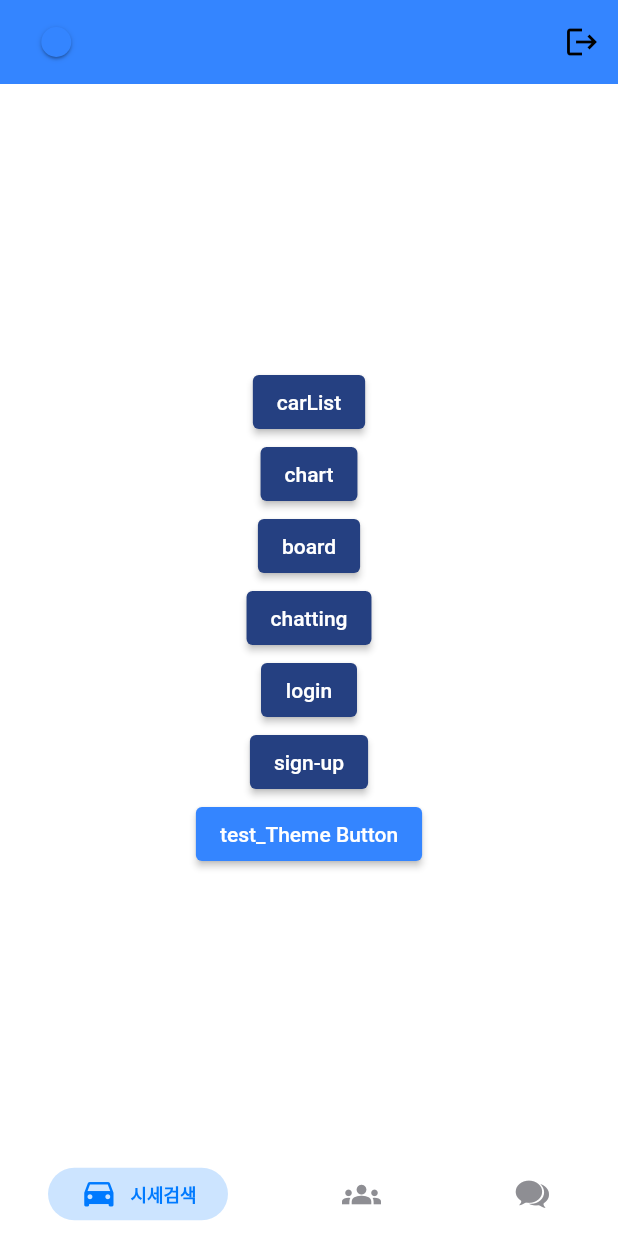
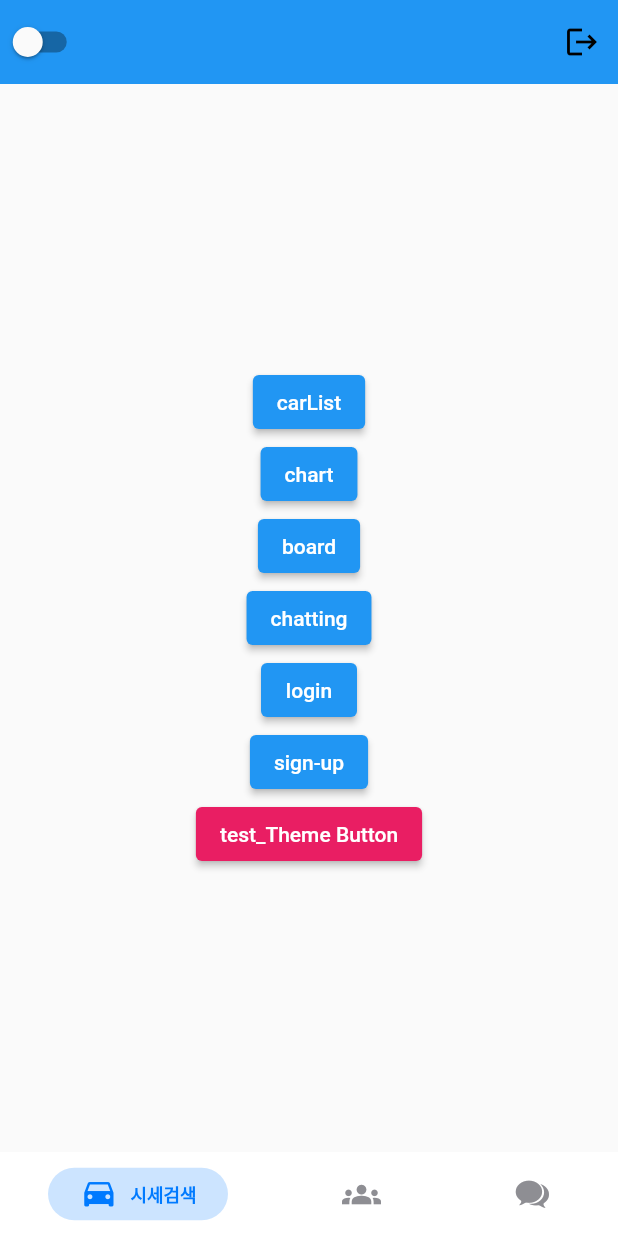
Before and after one commit to BhanKim/Flutter-R-Project, a Flutter app: the Home screen opened directly, on a phone screen of 412 x 824 dp. Run offline on Flutter 3.47's test engine with Material 2 defaults, Android fonts, the phone set to English and light mode, and no system bars; drawn by our look-alikes of persistent_bottom_nav_bar; our stand-ins replace cloud_firestore, firebase_auth, firebase_core, fl_chart, get and 2 more; missing offline and left inert: dart:ffi, dart:js; accounts and stored records are empty.

Commit message:
make darkmode switch button
okok

```diff
--- a/chasajo_flutter/lib/main.dart
+++ b/chasajo_flutter/lib/main.dart
@@ -25,63 +25,81 @@ class MyApp extends StatelessWidget {
       theme: _lightTheme,
       darkTheme: _darkTheme,
       themeMode: ThemeMode.system,
+      debugShowCheckedModeBanner: false,
       home: SplashScreen(),
     );
   }
 
   // --- THEME ---
-  final ThemeData _lightTheme = ThemeData(
-    appBarTheme: const AppBarTheme(
-      backgroundColor: LightColors.blue,
-    ),
-    scaffoldBackgroundColor: Colors.white,
-    colorScheme: const ColorScheme(
-      onPrimary: CommonColors.onWhite, //required
-      onSecondary: CommonColors.onWhite, //required
-      primary: LightColors.orange1, // point color1
-      primaryContainer: LightColors.orange2, // point color2
-      secondary: LightColors.blue, // point color3
-      background: LightColors.gray1, // app backgound
-      surface: LightColors.gray2, // card background
-      outline: LightColors.gray3, // card line or divider
-      surfaceVariant: LightColors.gray4, // disabled
-      onSurface: LightColors.gray5, // text3
-      onSurfaceVariant: LightColors.gray6, //text2
-      onBackground: LightColors.important, //text1
-      error: CommonColors.red, // danger
-      tertiary: CommonColors.yellow, // normal
-      tertiaryContainer: CommonColors.green, // safe
+  // final ThemeData _lightTheme = ThemeData(
+  //   appBarTheme: const AppBarTheme(
+  //     backgroundColor: LightColors.blue,
+  //   ),
+  //   scaffoldBackgroundColor: Colors.white,
+  //   colorScheme: const ColorScheme(
+  //     onPrimary: CommonColors.onWhite, //required
+  //     onSecondary: CommonColors.onWhite, //required
+  //     primary: LightColors.orange1, // point color1
+  //     primaryContainer: LightColors.orange2, // point color2
+  //     secondary: LightColors.blue, // point color3
+  //     background: LightColors.gray1, // app backgound
+  //     surface: LightColors.gray2, // card background
+  //     outline: LightColors.gray3, // card line or divider
+  //     surfaceVariant: LightColors.gray4, // disabled
+  //     onSurface: LightColors.gray5, // text3
+  //     onSurfaceVariant: LightColors.gray6, //text2
+  //     onBackground: LightColors.important, //text1
+  //     error: CommonColors.red, // danger
+  //     tertiary: CommonColors.yellow, // normal
+  //     tertiaryContainer: CommonColors.green, // safe
 
-      onError: LightColors.basic, //no use
+  //     onError: LightColors.basic, //no use
+  //     brightness: Brightness.light,
+  //   ),
+  // );
+
+  // final ThemeData _darkTheme = ThemeData(
+  //   appBarTheme: const AppBarTheme(
+  //     backgroundColor: DarkColors.gray1,
+  //   ),
+  //   scaffoldBackgroundColor: DarkColors.gray2,
+  //   colorScheme: const ColorScheme(
+  //     onPrimary: CommonColors.onWhite, //required
+  //     onSecondary: CommonColors.onWhite, //required
+  //     primary: DarkColors.orange1, // point color1
+  //     primaryContainer: DarkColors.orange2, // point color2
+  //     secondary: DarkColors.blue, // point color3
+  //     background: DarkColors.gray1, // app backgound
+  //     surface: DarkColors.gray2, // card background
+  //     outline: DarkColors.gray3, // card line or divider
+  //     surfaceVariant: DarkColors.gray4, // disabled
+  //     onSurface: DarkColors.important, //text3
+  //     onSurfaceVariant: DarkColors.gray6, // text2
+  //     onBackground: DarkColors.important, //text1
+  //     error: CommonColors.red, // danger
+  //     tertiary: CommonColors.yellow, // normal
+  //     tertiaryContainer: CommonColors.green, // safe
+
+  //     onError: DarkColors.basic, // no use
+  //     brightness: Brightness.light,
+  //   ),
+  // );
+  // ---
+  ThemeData _darkTheme = ThemeData(
+      accentColor: Colors.red,
+      brightness: Brightness.dark,
+      primaryColor: Colors.amber,
+      buttonTheme: ButtonThemeData(
+        buttonColor: Colors.amber,
+        disabledColor: Colors.grey,
+      ));
+
+  ThemeData _lightTheme = ThemeData(
+      accentColor: Colors.pink,
       brightness: Brightness.light,
-    ),
-  );
-
-  final ThemeData _darkTheme = ThemeData(
-    appBarTheme: const AppBarTheme(
-      backgroundColor: DarkColors.gray1,
-    ),
-    scaffoldBackgroundColor: DarkColors.gray2,
-    colorScheme: const ColorScheme(
-      onPrimary: CommonColors.onWhite, //required
-      onSecondary: CommonColors.onWhite, //required
-      primary: DarkColors.orange1, // point color1
-      primaryContainer: DarkColors.orange2, // point color2
-      secondary: DarkColors.blue, // point color3
-      background: DarkColors.gray1, // app backgound
-      surface: DarkColors.gray2, // card background
-      outline: DarkColors.gray3, // card line or divider
-      surfaceVariant: DarkColors.gray4, // disabled
-      onSurface: DarkColors.important, //text3
-      onSurfaceVariant: DarkColors.gray6, // text2
-      onBackground: DarkColors.important, //text1
-      error: CommonColors.red, // danger
-      tertiary: CommonColors.yellow, // normal
-      tertiaryContainer: CommonColors.green, // safe
-
-      onError: DarkColors.basic, // no use
-      brightness: Brightness.light,
-    ),
-  );
-  // ---
+      primaryColor: Colors.blue,
+      buttonTheme: ButtonThemeData(
+        buttonColor: Colors.blue,
+        disabledColor: Colors.grey,
+      ));
 } // END
--- a/chasajo_flutter/lib/view/Home/Home.dart
+++ b/chasajo_flutter/lib/view/Home/Home.dart
@@ -25,6 +25,7 @@ class Home extends StatefulWidget {
 
 class _HomeState extends State<Home> with SingleTickerProviderStateMixin {
   late PersistentTabController controller;
+  RxBool _isLightTheme = false.obs;
   @override
   void initState() {
     // TODO: implement initState
@@ -36,11 +37,18 @@ class _HomeState extends State<Home> with SingleTickerProviderStateMixin {
   Widget build(BuildContext context) {
     return Scaffold(
       appBar: AppBar(
-        leading: Switch(
-          value: true,
-          onChanged: (value) {
-            //
-          },
+        leading: ObxValue(
+          (data) => Switch(
+            value: _isLightTheme.value,
+            onChanged: (val) {
+              _isLightTheme.value = val;
+              Get.changeThemeMode(
+                _isLightTheme.value ? ThemeMode.light : ThemeMode.dark,
+              );
+              // _saveThemeStatus();
+            },
+          ),
+          false.obs,
         ),
         actions: [
           IconButton(
--- a/chasajo_flutter/lib/view/chatting/chat_screen.dart
+++ b/chasajo_flutter/lib/view/chatting/chat_screen.dart
@@ -35,7 +35,6 @@ class _ChatScreenState extends State<ChatScreen> {
   @override
   Widget build(BuildContext context) {
     return Scaffold(
-      backgroundColor: Colors.white,
       body: Container(
         height: MediaQuery.of(context).size.height,
         child: Column(
```
Also changed, not shown: 1 other file.
